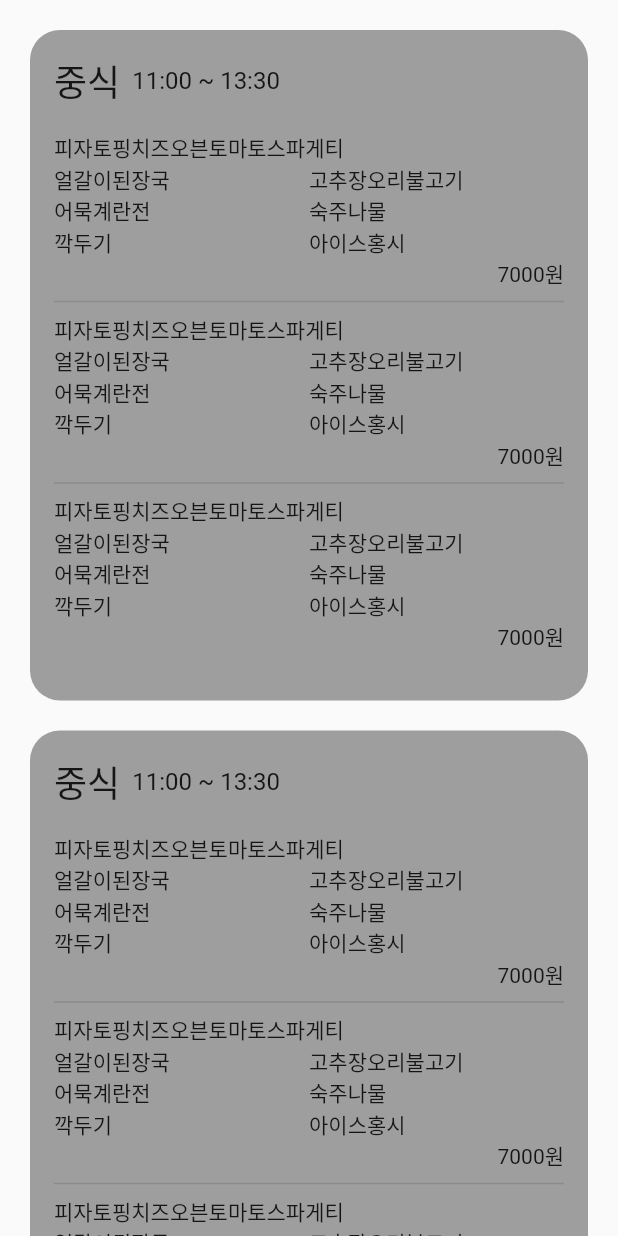
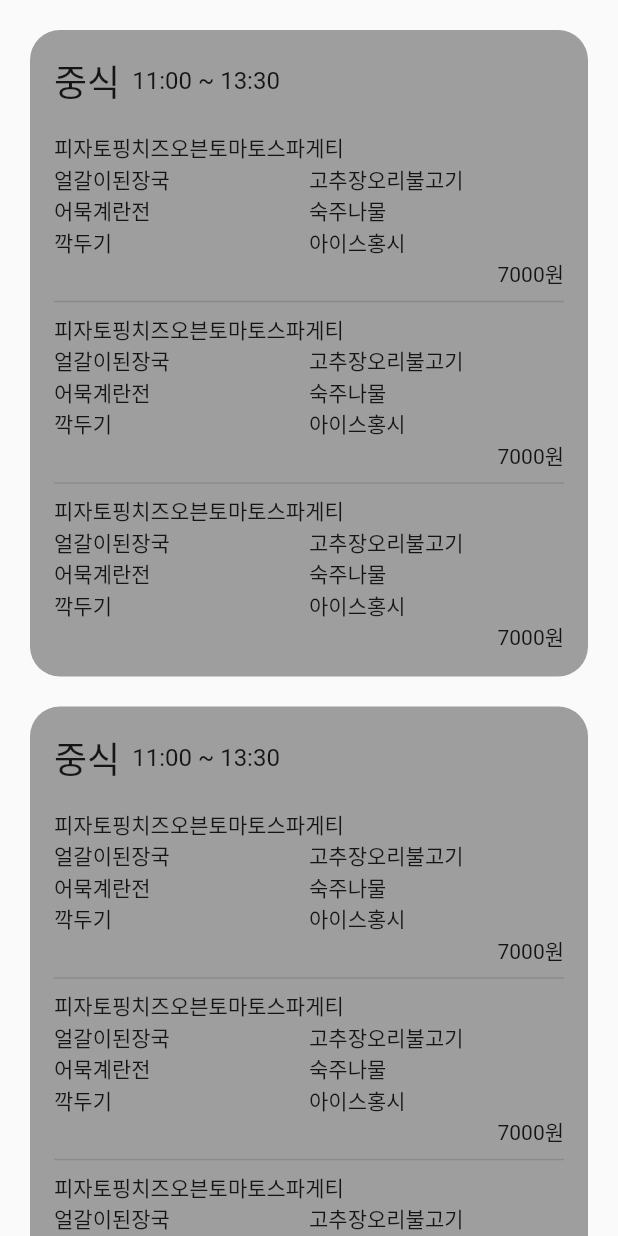
Before and after one commit to mun9769/inhameal_flutter_project, a Flutter app: the screen it shows after launch, on a phone screen of 412 x 824 dp. Run offline on Flutter 3.47's test engine with Material 2 defaults, Android fonts, the light colour scheme and no system bars; our stand-ins replace page_view_dot_indicator, shared_preferences; missing offline and left inert: home_widget.

Commit message:
#18 - style

```diff
--- a/lib/View/component/MenuBoardView.dart
+++ b/lib/View/component/MenuBoardView.dart
@@ -32,7 +32,6 @@ class MenuBoardView extends StatelessWidget {
         child: Padding(
           padding: const EdgeInsets.only(left: 16, right: 16, top: 16),
           child: Column(
-            crossAxisAlignment: CrossAxisAlignment.start,
             children: [
               Row(
                 crossAxisAlignment: CrossAxisAlignment.center,
@@ -61,7 +60,6 @@ class MenuBoardView extends StatelessWidget {
                   return Divider(thickness: 1);
                 },
               ),
-              SizedBox(height: 16),
             ],
           ),
         ),
```
